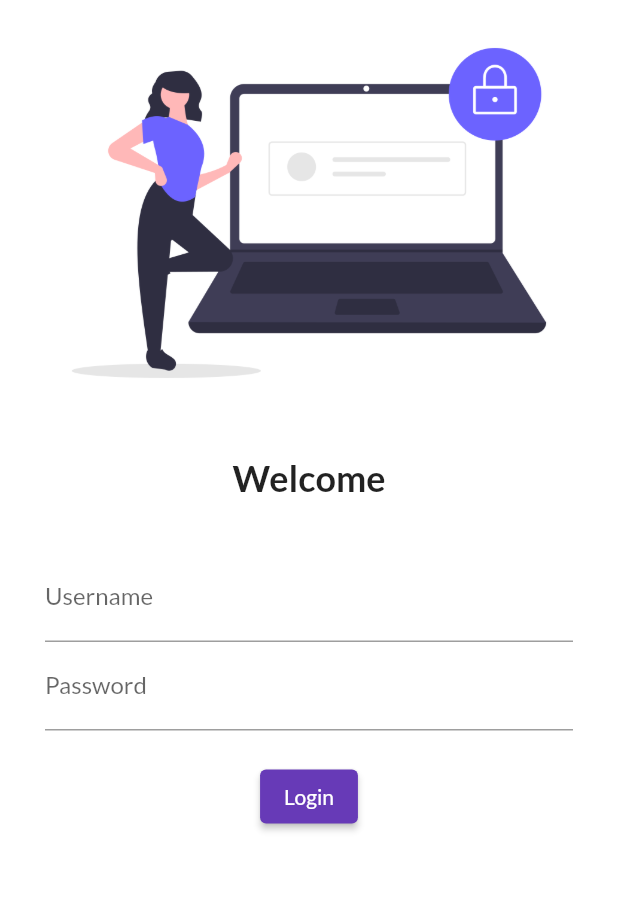
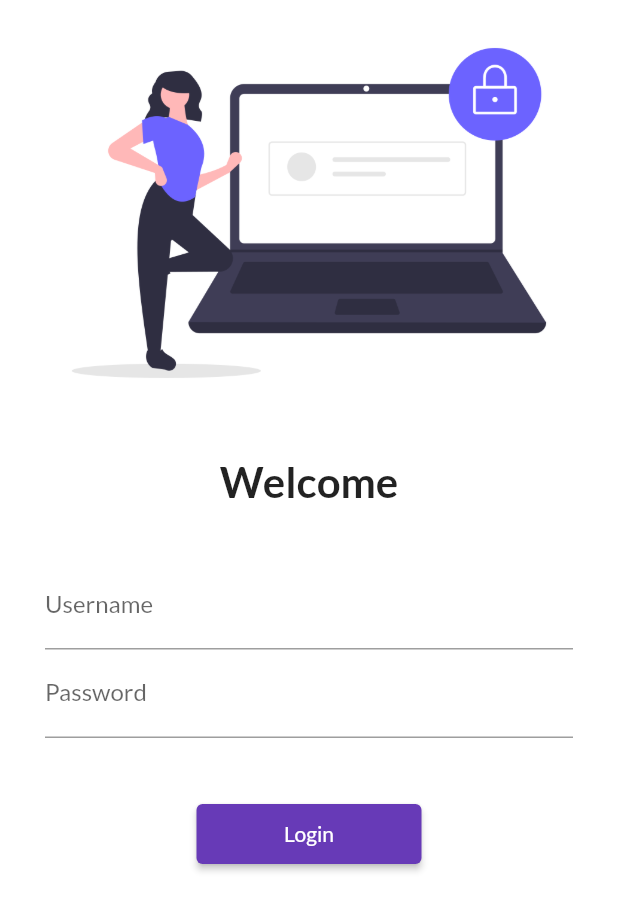
Before and after one commit to rishirajjangid/30DaysOffFlutter, a Flutter app: the screen it shows after launch, on a phone screen of 412 x 824 dp. Shown: the top 911 px of the screen. Run offline on Flutter 3.47's test engine with Material 2 defaults, Android fonts, the phone set to English and light mode, and no system bars; our stand-ins replace google_fonts.

Commit message:
day5 completed

```diff
--- /dev/null
+++ b/lib/Utils/routes.dart
@@ -0,0 +1,4 @@
+class MyRoutes {
+  static String loginRoute = "/login";
+  static String homeRote = "/home";
+}
--- a/lib/main.dart
+++ b/lib/main.dart
@@ -1,4 +1,5 @@
 import 'package:flutter/material.dart';
+import 'package:newapp/Utils/routes.dart';
 
 import 'package:newapp/pages/home_page.dart';
 import 'package:google_fonts/google_fonts.dart';
@@ -25,8 +26,8 @@ class MyApp extends StatelessWidget {
       initialRoute: "/",
       routes: {
         "/": (context) => LoginPage(),
-        "/home": (context) => HomePage(),
-        "/login": (context) => LoginPage(),
+        MyRoutes.homeRote: (context) => HomePage(),
+        MyRoutes.loginRoute: (context) => LoginPage(),
       },
     );
   }
--- a/lib/pages/login_page.dart
+++ b/lib/pages/login_page.dart
@@ -1,4 +1,5 @@
 import 'package:flutter/material.dart';
+import 'package:newapp/Utils/routes.dart';
 
 class LoginPage extends StatelessWidget {
   const LoginPage({Key? key}) : super(key: key);
@@ -7,6 +8,7 @@ class LoginPage extends StatelessWidget {
   Widget build(BuildContext context) {
     return Material(
         color: Colors.white,
+        child: SingleChildScrollView(
           child: Column(
             children: [
               Image.asset(
@@ -19,7 +21,7 @@ class LoginPage extends StatelessWidget {
               Text(
                 "Welcome",
                 style: TextStyle(
-                fontSize: 24,
+                  fontSize: 28,
                   fontWeight: FontWeight.bold,
                 ),
               ),
@@ -43,19 +45,20 @@ class LoginPage extends StatelessWidget {
                           hintText: "Enter password", labelText: "Password"),
                     ),
                     SizedBox(
-                    height: 20.0,
+                      height: 40.0,
                     ),
                     ElevatedButton(
                       onPressed: () {
-                      print('Hi Rishi');
+                        Navigator.pushNamed(context, MyRoutes.homeRote);
                       },
                       child: Text('Login'),
-                    style: TextButton.styleFrom(),
+                      style: TextButton.styleFrom(minimumSize: Size(150, 40)),
                     )
                   ],
                 ),
               )
             ],
+          ),
         ));
   }
 }
```
Lines whose indentation alone changed are shown as unchanged.
